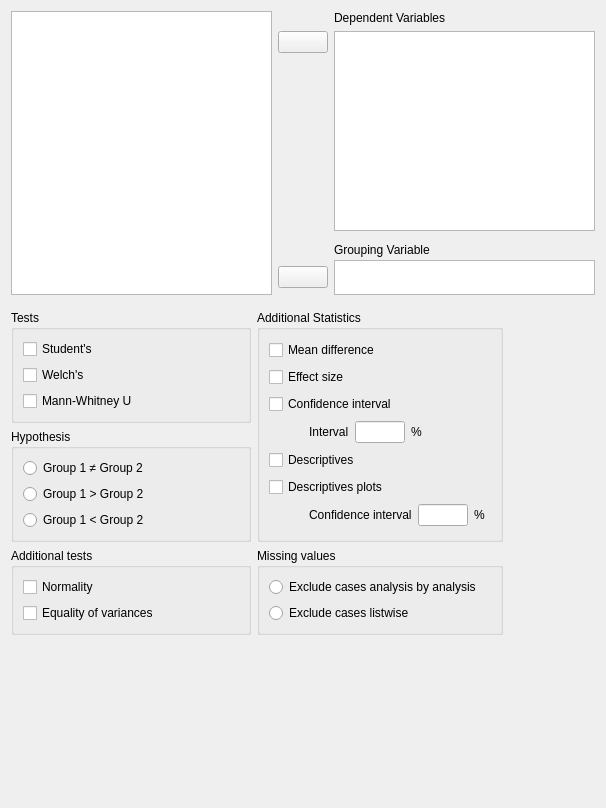
The window that JASP-Desktop/analysisforms/ttestindependentsamplesform.ui (jasp-stats/jasp-desktop) describes before a commit, drawn with Qt 5.
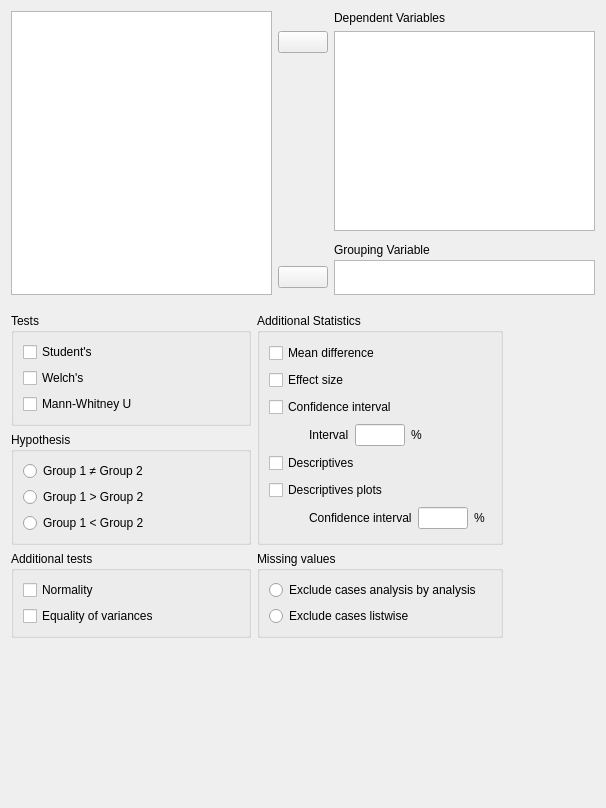
The same window after the commit. Custom widgets are drawn as their Qt base class.

Patch:
```diff
--- a/JASP-Desktop/analysisforms/ttestindependentsamplesform.ui
+++ b/JASP-Desktop/analysisforms/ttestindependentsamplesform.ui
@@ -20,6 +20,9 @@
    <string>Form</string>
   </property>
   <layout class="QVBoxLayout" name="verticalLayout">
+   <property name="spacing">
+    <number>0</number>
+   </property>
    <item>
     <widget class="QWidget" name="topWidget" native="true">
      <property name="sizePolicy">
@@ -38,9 +41,6 @@
       <property name="rightMargin">
        <number>0</number>
       </property>
-      <property name="bottomMargin">
-       <number>0</number>
-      </property>
       <property name="verticalSpacing">
        <number>3</number>
       </property>
```
